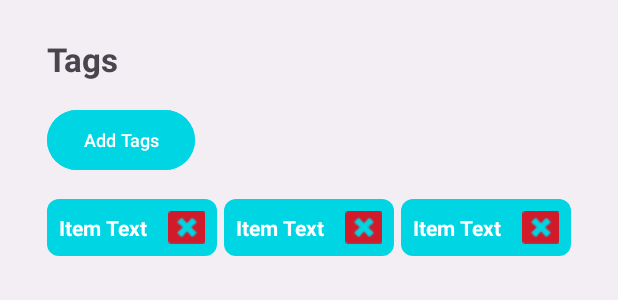
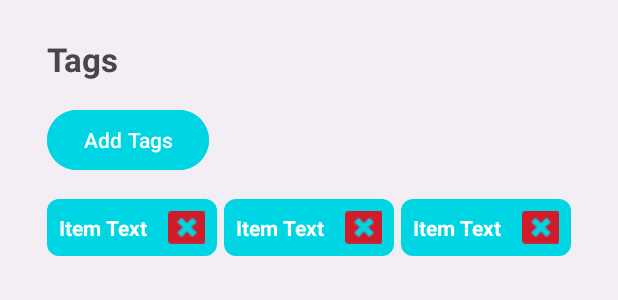
Before and after one commit to CMPUT301F23T06/SoftwareSolutionsSquad, an Android app: the layout fragment_add_item_next.xml on its own in the app's theme, with its tools: preview values and no code run, on a phone screen of 412 x 824 dp. Shown: the part 168-468 px from the top of the screen. Run offline under Robolectric (Android 15) with nearby library versions, the phone set to English and light mode, and no system bars.

Commit message:
Fix add tag button font size

```diff
--- a/app/src/main/res/layout/fragment_add_item_next.xml
+++ b/app/src/main/res/layout/fragment_add_item_next.xml
@@ -37,8 +37,7 @@
         android:layout_marginHorizontal="15dp"
         android:layout_marginTop="15dp"
         android:backgroundTint="@color/button_blue_color"
-        android:text="Add Tags"
-        android:textSize="12sp" />
+        android:text="Add Tags" />
 
     <!-- Set layout_weight for the GridView to 1 and layout_height to 0dp -->
     <GridView
```
